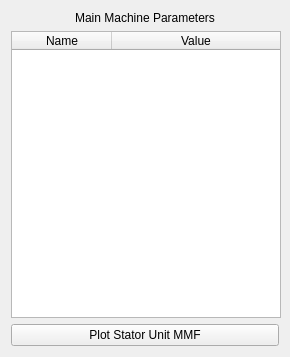
Qt form pyleecan/GUI/Dialog/DMachineSetup/SPreview/WMachineTable/WMachineTable.ui (Eomys/pyleecan) before a commit.
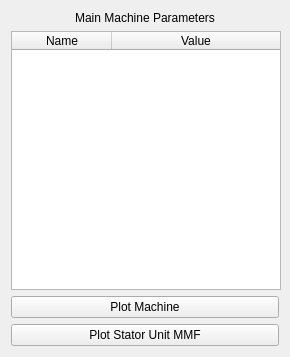
The same form after that commit.

Commit message: [NF] adding plot machine button on preview

```diff
--- a/pyleecan/GUI/Dialog/DMachineSetup/SPreview/WMachineTable/WMachineTable.ui
+++ b/pyleecan/GUI/Dialog/DMachineSetup/SPreview/WMachineTable/WMachineTable.ui
@@ -86,6 +86,13 @@
      </column>
     </widget>
    </item>
+   <item>
+    <widget class="QPushButton" name="b_plot_machine">
+     <property name="text">
+      <string>Plot Machine</string>
+     </property>
+    </widget>
+   </item>
    <item>
     <widget class="QPushButton" name="b_mmf">
      <property name="text">
```
The commit also changes 2 other files.
